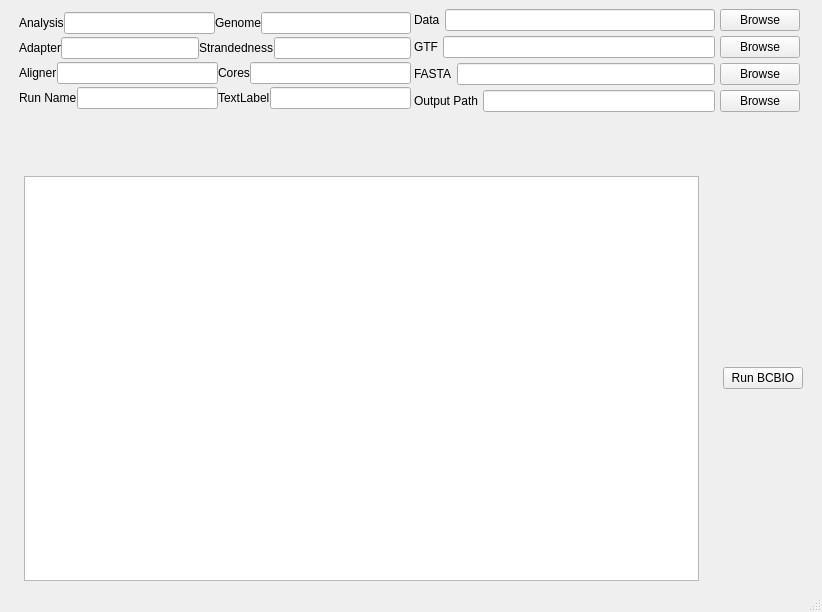
Old version of the form helper_gui.ui in the repository sami-amer/bcbio_helper_gui.
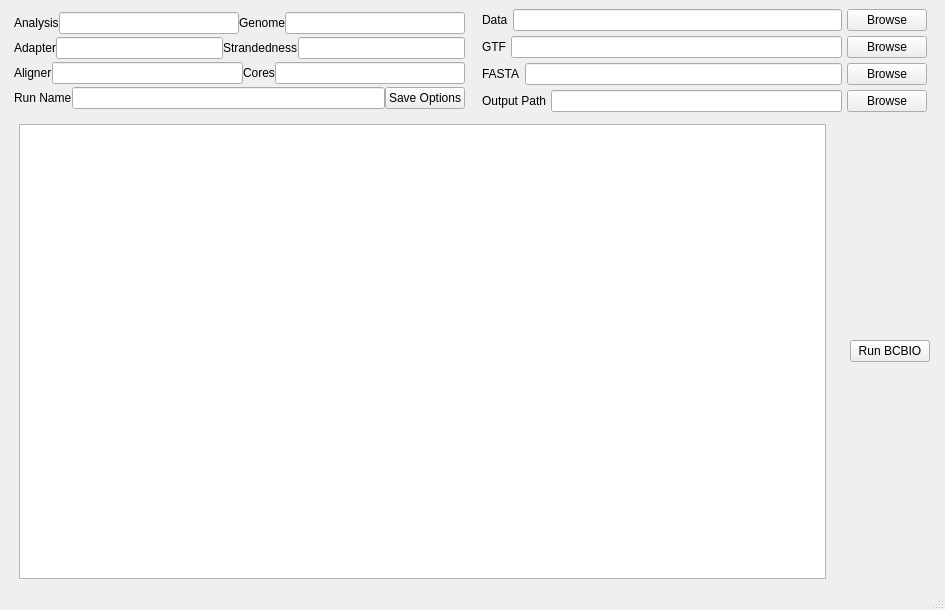
New version of the form.

Commit message: edited GUI and generated .py file

Diff of the .ui file:
```diff
--- a/helper_gui.ui
+++ b/helper_gui.ui
@@ -6,8 +6,8 @@
    <rect>
     <x>0</x>
     <y>0</y>
-    <width>822</width>
-    <height>612</height>
+    <width>945</width>
+    <height>610</height>
    </rect>
   </property>
   <property name="windowTitle">
@@ -21,25 +21,28 @@
     <item>
      <layout class="QGridLayout" name="gridLayout_3" rowstretch="75,0" columnstretch="0,0" rowminimumheight="0,0" columnminimumwidth="0,0">
       <property name="leftMargin">
-       <number>10</number>
+       <number>5</number>
       </property>
       <property name="topMargin">
        <number>0</number>
       </property>
       <property name="rightMargin">
-       <number>10</number>
+       <number>6</number>
       </property>
       <property name="horizontalSpacing">
-       <number>0</number>
+       <number>14</number>
       </property>
       <property name="verticalSpacing">
-       <number>59</number>
+       <number>7</number>
       </property>
       <item row="1" column="0" colspan="2">
        <layout class="QHBoxLayout" name="horizontalLayout_7">
         <property name="spacing">
          <number>24</number>
         </property>
+        <property name="sizeConstraint">
+         <enum>QLayout::SetMinAndMaxSize</enum>
+        </property>
         <property name="leftMargin">
          <number>5</number>
         </property>
@@ -47,7 +50,20 @@
          <number>5</number>
         </property>
         <item>
-         <widget class="QTextBrowser" name="textBrowser"/>
+         <widget class="QTextBrowser" name="consoleOutput_textbrowser">
+          <property name="sizePolicy">
+           <sizepolicy hsizetype="MinimumExpanding" vsizetype="MinimumExpanding">
+            <horstretch>0</horstretch>
+            <verstretch>0</verstretch>
+           </sizepolicy>
+          </property>
+          <property name="maximumSize">
+           <size>
+            <width>2160</width>
+            <height>1400</height>
+           </size>
+          </property>
+         </widget>
         </item>
         <item>
          <widget class="QPushButton" name="pushButton_5">
@@ -63,6 +79,9 @@
         <property name="spacing">
          <number>5</number>
         </property>
+        <property name="sizeConstraint">
+         <enum>QLayout::SetMinimumSize</enum>
+        </property>
         <property name="leftMargin">
          <number>3</number>
         </property>
@@ -156,7 +175,10 @@
        </layout>
       </item>
       <item row="0" column="0">
-       <layout class="QVBoxLayout" name="verticalLayout_2">
+       <layout class="QVBoxLayout" name="optionsLayout_Vbox">
+        <property name="sizeConstraint">
+         <enum>QLayout::SetMinimumSize</enum>
+        </property>
         <item>
          <layout class="QHBoxLayout" name="horizontalLayout_12">
           <item>
@@ -242,15 +264,12 @@
            <widget class="QLineEdit" name="lineEdit_9"/>
           </item>
           <item>
-           <widget class="QLabel" name="label_10">
+           <widget class="QPushButton" name="save_button">
             <property name="text">
-             <string>TextLabel</string>
+             <string>Save Options</string>
             </property>
            </widget>
           </item>
-          <item>
-           <widget class="QLineEdit" name="lineEdit_10"/>
-          </item>
          </layout>
         </item>
        </layout>
```
Left out of the diff: 76 changed lines with no effect on the pictures. The commit also changes 3 other files.
